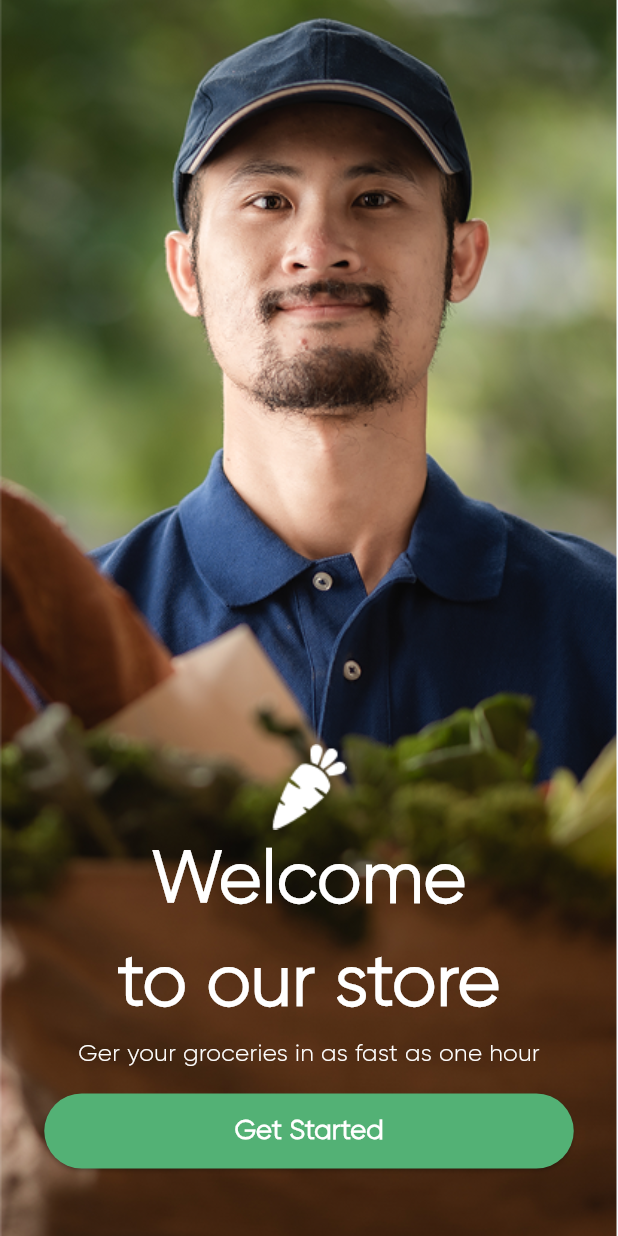
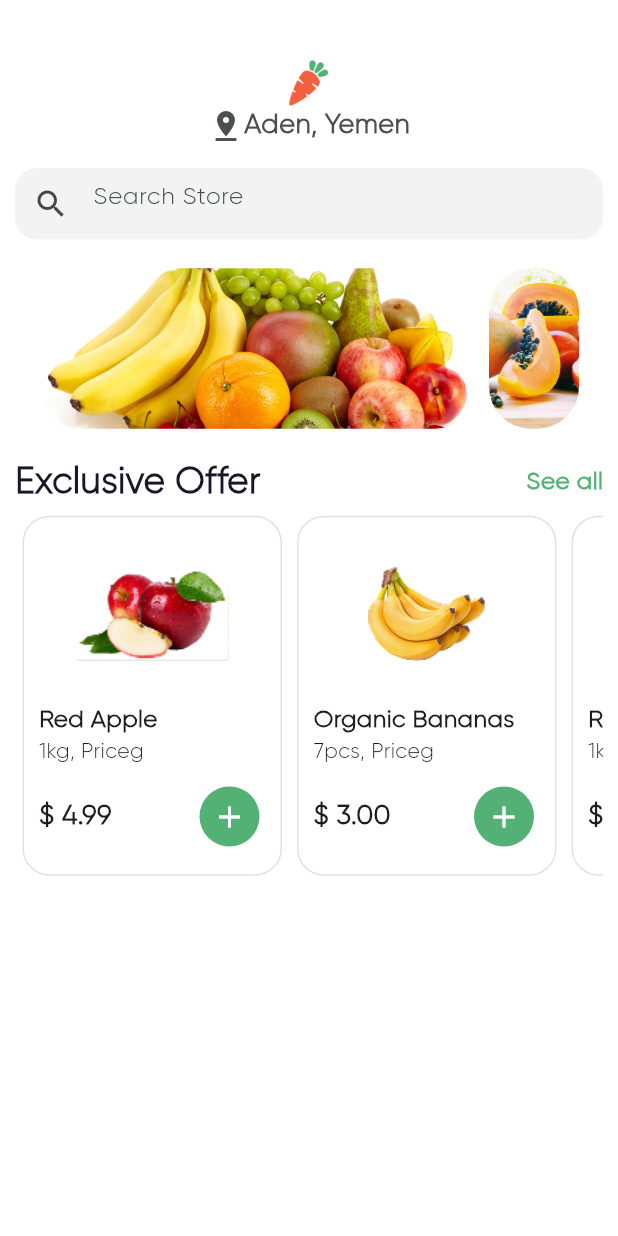
Before and after one commit to NAYRA92/flutter_online_course_feb, a Flutter app: the screen it shows after launch, after a tap on "Get Started", on a phone screen of 412 x 824 dp. Run offline on Flutter 3.47's test engine with Material 3 defaults, Android fonts, the phone set to English and light mode, and no system bars.

Commit message:
new file:   images/apple.png 	new file:   images/banana.png 	new file:   images/fruit_1.jpeg 	new file:   images/fruit_2.jpg 	new file:   images/r_color_logo.png 	new file:   images/veg_1.jpeg 	new file:   lib/constants.dart 	new file:   lib/r_home_screen.dart 	modified:   lib/r_onboarding_screen.dart 	modified:   lib/r_splash_screen.dart

```diff
--- /dev/null
+++ b/lib/constants.dart
@@ -0,0 +1,85 @@
+import 'package:flutter/material.dart';
+
+
+Color myGreenColor = Color(0xff53B175);
+Color myGreyColor = Color(0xff4C4F4D);
+
+Widget myCaroselImage(
+  String imageAssetUrl
+){
+  return Container(
+                      decoration: BoxDecoration(
+                        image: DecorationImage(
+                          image: AssetImage(imageAssetUrl),
+                          fit: BoxFit.cover
+                        )
+                      ),
+                    );
+}
+
+//Recycling Widget
+//هذا الكود نستخدمه اكثر من مرة من داخل
+//القائمة في صفحة الr_home_screen
+//لعرض الفواكة مع الاسم والتفاصيل والسعر
+Widget myListViewContainer(
+  String imageUrl,
+  String foodName,
+  String details,
+  String priceTag,
+){
+  return   Padding(
+    padding: const EdgeInsets.all(5.0),
+    child: Container(
+                        width: 173,
+                        decoration: BoxDecoration(
+                          borderRadius: BorderRadius.circular(18),
+                          border: Border.all(color: Color(0xffE2E2E2), width: 1),
+                        ),
+                        child: Padding(
+                          padding: const EdgeInsets.all(10.0),
+                          child: Column(
+                            mainAxisAlignment: MainAxisAlignment.spaceAround,
+                            children: [
+                              SizedBox(height: 10,),
+                              Image.asset(imageUrl, height: 62.5,),
+                              SizedBox(height: 10,),
+                              Row(
+                                children: [
+                                  Column(
+                                    crossAxisAlignment: CrossAxisAlignment.start,
+                                    children: [
+                                      Text(foodName,
+                                      style: TextStyle(
+                                        fontSize: 16,
+                                        fontWeight: FontWeight.w600
+                                      ),),
+                                      Text(details,
+                                          style: TextStyle(
+                                            fontSize: 14,
+                                          ),),
+                                    ],
+                                  ),
+                                ],
+                              ),
+                              Row(
+                                mainAxisAlignment: MainAxisAlignment.spaceBetween,
+                                children: [
+                                  Text("\$ $priceTag",
+                              style: TextStyle(
+                                fontSize: 18,
+                                fontWeight: FontWeight.w600
+                              ),),
+                              IconButton(
+                                style: IconButton.styleFrom(
+                                  backgroundColor: myGreenColor
+                                ),
+                                onPressed: (){},
+                                icon: Icon(Icons.add, color: Colors.white,))
+                                ],
+                              )
+                            ],
+                          ),
+                        ),
+                      ),
+  );
+}
--- /dev/null
+++ b/lib/r_home_screen.dart
@@ -0,0 +1,107 @@
+import 'package:flutter/material.dart';
+
+import 'constants.dart';
+
+
+class RHomeScreen extends StatefulWidget {
+  const RHomeScreen({super.key});
+
+  @override
+  State<RHomeScreen> createState() => _RHomeScreenState();
+}
+
+class _RHomeScreenState extends State<RHomeScreen> {
+  @override
+  Widget build(BuildContext context) {
+    return Scaffold(
+      backgroundColor: Colors.white,
+      body: Center(
+        child: Padding(
+          padding: const EdgeInsets.all(10.0),
+          child: Column(
+            children: [
+              SizedBox(height: 30,),
+              Image.asset("images/r_color_logo.png",
+              height: 30.8,
+              ),
+              Row(
+                mainAxisAlignment: MainAxisAlignment.center,
+                children: [
+                  Icon(
+                    Icons.pin_drop,
+                    color: myGreyColor,),
+                  Text("Aden, Yemen",
+                  style: TextStyle(
+                    fontSize: 18,
+                    fontWeight: FontWeight.w600,
+                    color: myGreyColor,
+                  ),)
+                ],
+              ),
+              SizedBox(
+                height: 15,
+              ),
+              ClipRRect(
+                borderRadius: BorderRadius.circular(15),
+                child: TextFormField(
+                  decoration: InputDecoration(
+                    border: InputBorder.none,
+                    filled: true,
+                    fillColor: Color(0xffF2F3F2),
+                    prefixIcon: Icon(Icons.search),
+                    hintText: "Search Store"
+                  ),
+                ),
+              ),
+              SizedBox(
+                height: 15,
+              ),
+              Container(
+                width: 368,
+                height: 115,
+                child: CarouselView(
+                  itemExtent: 300,
+                  children: [
+                   myCaroselImage("images/fruit_1.jpeg"),
+                   myCaroselImage("images/fruit_2.jpg"),
+                   myCaroselImage("images/veg_1.jpeg"),
+                  ]),
+              ),
+              SizedBox(
+                height: 15,
+              ),
+              Row(
+                mainAxisAlignment: MainAxisAlignment.spaceBetween,
+                textBaseline: TextBaseline.alphabetic,
+                children: [
+                  Text("Exclusive Offer",
+                  style: TextStyle(
+                    fontSize: 24,
+                    fontWeight: FontWeight.w600,
+                    color: Color(0xff181725)
+                  ),),
+                  Text("See all",
+                  style: TextStyle(
+                    fontSize: 16,
+                    fontWeight: FontWeight.w600,
+                    color: myGreenColor
+                  ),)
+                ],
+              ),
+              Container(
+                height: 250,
+                child: ListView(
+                  scrollDirection: Axis.horizontal,
+                  children: [
+                   myListViewContainer("images/apple.png", "Red Apple", "1kg, Priceg", "4.99"),
+                   myListViewContainer("images/banana.png", "Organic Bananas", "7pcs, Priceg", "3.00"),
+                   myListViewContainer("images/apple.png", "Red Apple", "1kg, Priceg", "4.99"),
+                  ],
+                ),
+              )
+            ],),
+        ),
+      ),
+    );
+  }
+}
--- a/lib/r_onboarding_screen.dart
+++ b/lib/r_onboarding_screen.dart
@@ -1,4 +1,7 @@
 import 'package:flutter/material.dart';
+import 'package:flutter_online_course_feb/r_home_screen.dart';
+
+import 'constants.dart';
 
 
 class ROnboardingScreen extends StatefulWidget {
@@ -45,9 +48,12 @@ class _ROnboardingScreenState extends State<ROnboardingScreen> {
                 height: 50,
                 child: ElevatedButton(
                   style: ElevatedButton.styleFrom(
-                    backgroundColor: Color(0xff53B175)
+                    backgroundColor: myGreenColor
                   ),
-                  onPressed: (){},
+                  onPressed: (){
+                    Navigator.push(context,
+                    MaterialPageRoute(builder: (context) => RHomeScreen()));
+                  },
                   child: Text("Get Started",
                   style: TextStyle(
                     color: Colors.white,
--- a/lib/r_splash_screen.dart
+++ b/lib/r_splash_screen.dart
@@ -1,5 +1,7 @@
 import 'package:flutter/material.dart';
 import 'package:flutter_online_course_feb/r_onboarding_screen.dart';
+
+import 'constants.dart';
 
 
 class RSplashScreen extends StatelessWidget {
@@ -12,7 +14,7 @@ class RSplashScreen extends StatelessWidget {
         builder: (context) => ROnboardingScreen()));
     });
     return Scaffold(
-      backgroundColor: Color(0xff53B175),
+      backgroundColor: myGreenColor,
       body: Center(
         child: Image.asset(
           "images/r_logo.png",
```
Also changed, not shown: images/apple.png (added), images/banana.png (added), images/fruit_1.jpeg (added), images/fruit_2.jpg (added), images/r_color_logo.png (added), images/veg_1.jpeg (added).
